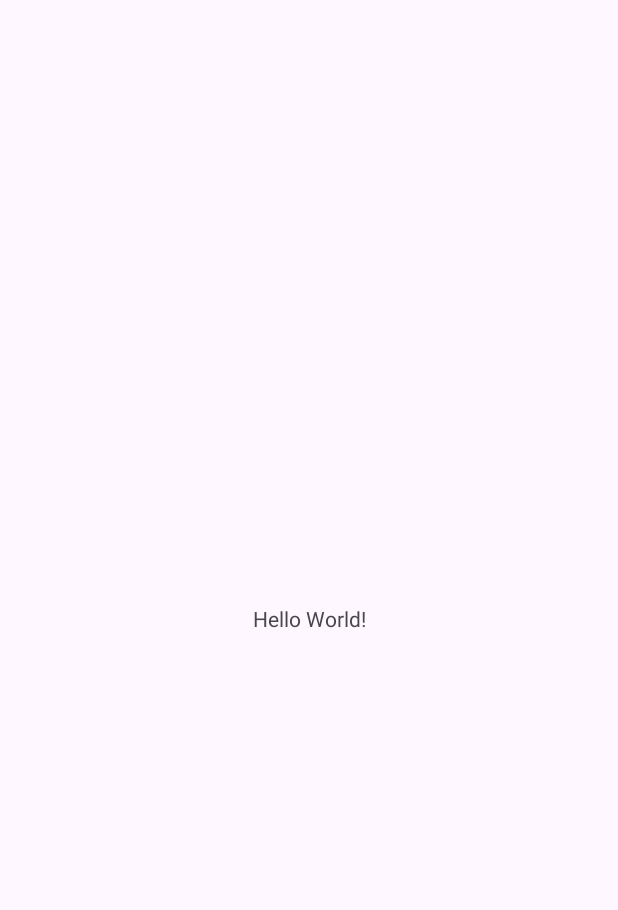
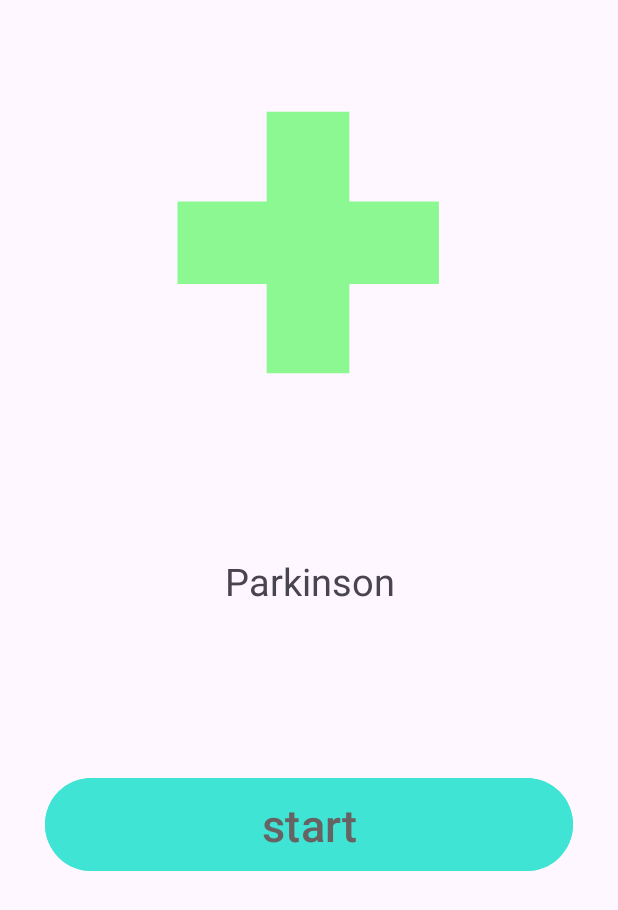
Before and after one commit to pNam0506/AI_Project2, an Android app: the screen it shows after launch (MainActivity before the commit, Profile after it), on a phone screen of 412 x 824 dp. Before the commit the part shown is almost empty. Shown: the top 910 px of the screen. Run offline under Robolectric (Android 15) with nearby library versions, the phone set to English and light mode, and no system bars.

Commit message:
ปุ่มเริ่มเเอป

```diff
--- a/app/src/main/AndroidManifest.xml
+++ b/app/src/main/AndroidManifest.xml
@@ -13,14 +13,19 @@
         android:theme="@style/Theme.AI_Project2"
         tools:targetApi="31">
         <activity
-            android:name=".MainActivity"
-            android:exported="true">
+            android:name=".Profile"
+            android:exported="true" >
             <intent-filter>
                 <action android:name="android.intent.action.MAIN" />
 
                 <category android:name="android.intent.category.LAUNCHER" />
             </intent-filter>
         </activity>
+        <activity
+            android:name=".MainActivity"
+            android:exported="false">
+
+        </activity>
     </application>
 
 </manifest>
--- /dev/null
+++ b/app/src/main/java/com/example/ai_project2/Profile.java
@@ -0,0 +1,35 @@
+package com.example.ai_project2;
+
+import androidx.appcompat.app.AppCompatActivity;
+
+import android.content.Intent;
+import android.os.Bundle;
+import android.provider.ContactsContract;
+import android.view.View;
+import android.widget.Button;
+
+public class Profile extends AppCompatActivity {
+
+    private Button button_start;
+
+    @Override
+    protected void onCreate(Bundle savedInstanceState) {
+        super.onCreate(savedInstanceState);
+        setContentView(R.layout.activity_profile);
+        button_start = findViewById(R.id.start);
+
+        button_start.setOnClickListener(new View.OnClickListener() {
+            @Override
+            public void onClick(View v) {
+             toMain();
+            }
+        });
+
+
+    }
+    public void toMain(){
+        Intent intent = new Intent(this,MainActivity.class);
+        startActivity(intent);
+
+    }
+}
--- /dev/null
+++ b/app/src/main/res/drawable/hospital_cross_svgrepo_com.xml
@@ -0,0 +1,9 @@
+<vector xmlns:android="http://schemas.android.com/apk/res/android"
+    android:width="800dp"
+    android:height="800dp"
+    android:viewportWidth="32"
+    android:viewportHeight="32">
+  <path
+      android:pathData="M11.483,2.333v9.548h-9.508v8.823h9.508v9.508h8.823v-9.508h9.548v-8.823h-9.548v-9.548h-8.823z"
+      android:fillColor="#8CF891"/>
+</vector>
--- /dev/null
+++ b/app/src/main/res/layout/activity_profile.xml
@@ -0,0 +1,54 @@
+<?xml version="1.0" encoding="utf-8"?>
+<androidx.constraintlayout.widget.ConstraintLayout xmlns:android="http://schemas.android.com/apk/res/android"
+    xmlns:app="http://schemas.android.com/apk/res-auto"
+    xmlns:tools="http://schemas.android.com/tools"
+    android:layout_width="match_parent"
+    android:layout_height="match_parent"
+    tools:context=".Profile">
+
+    <RelativeLayout
+        android:layout_width="match_parent"
+        android:layout_height="match_parent"
+
+
+        >
+
+        <ImageView
+            android:id="@+id/hospital"
+            android:layout_width="match_parent"
+            android:layout_height="200dp"
+            android:layout_marginTop="60dp"
+            android:src="@drawable/hospital_cross_svgrepo_com"
+
+            />
+
+        <TextView
+            android:id="@+id/parkinson"
+            android:layout_below="@+id/hospital"
+            android:layout_width="match_parent"
+            android:layout_height="wrap_content"
+            android:text="Parkinson"
+            android:layout_marginTop="110dp"
+            android:gravity="center"
+            android:textSize="25dp"
+
+            />
+        <Button
+            android:id="@+id/start"
+            android:layout_below="@id/parkinson"
+            android:layout_width="match_parent"
+            android:layout_height="70dp"
+            android:layout_marginTop="110dp"
+            android:layout_marginRight="30sp"
+            android:layout_marginLeft="30sp"
+            android:text="start"
+            android:textColor="#676363"
+            android:textSize="30sp"
+            android:backgroundTint="#3FE4D5"
+            />
+
+
+    </RelativeLayout>
+
+
+</androidx.constraintlayout.widget.ConstraintLayout>
--- a/app/src/main/res/values/colors.xml
+++ b/app/src/main/res/values/colors.xml
@@ -1,5 +1,10 @@
 <?xml version="1.0" encoding="utf-8"?>
 <resources>
+
     <color name="black">#FF000000</color>
     <color name="white">#FFFFFFFF</color>
+    <color name="green">#8BC34A</color>
+    <color name="beach">#90EFE6</color>
+
+
 </resources>
```
